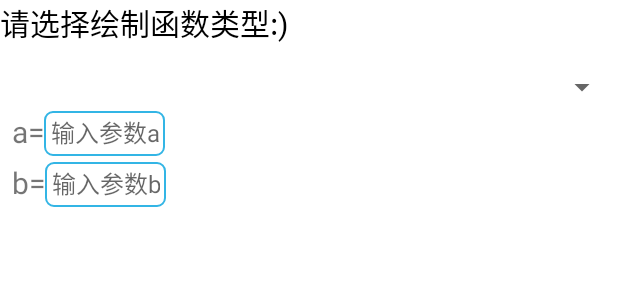
After one commit to quincytann/PlaneGeometrySketchpad, an Android app: the layout input_function_dialog_layout.xml on its own in the app's theme, with its tools: preview values and no code run, on a phone screen of 412 x 824 dp. The commit adds this screen. Shown: the top 300 px of the screen. Run offline under Robolectric (Android 15) with nearby library versions, the phone set to English and light mode, and no system bars.

Commit message:
完成自定义函数绘制功能

```diff
--- a/app/src/main/java/com/example/planegeometry/colorpicker/ColorPickerDialog.kt
+++ b/app/src/main/java/com/example/planegeometry/colorpicker/ColorPickerDialog.kt
@@ -203,7 +203,8 @@ class ColorPickerDialog(
      */
     init {
         Color.colorToHSV(defaultColor, mCurrentHSV)
-        val view: View = LayoutInflater.from(context).inflate(R.layout.color_picker_dialog, null)
+        val view: View =
+            LayoutInflater.from(context).inflate(R.layout.color_picker_dialog_layout, null)
         mViewHue = view.findViewById(R.id.img_hue)
         mViewPlate = view.findViewById<View>(R.id.color_plate) as ColorPlateView
         mHueCursor = view.findViewById<View>(R.id.hue_cursor) as ImageView
--- /dev/null
+++ b/app/src/main/java/com/example/planegeometry/funtionInput/FunctionInputData.kt
@@ -0,0 +1,3 @@
+package com.example.planegeometry.funtionInput
+
+data class FunctionInputData(val functionType: Int, val a: Float, val b: Float, val c: Float, val d: Float)
--- /dev/null
+++ b/app/src/main/java/com/example/planegeometry/funtionInput/OnFunctionInputListener.kt
@@ -0,0 +1,5 @@
+package com.example.planegeometry.funtionInput
+
+interface OnFunctionInputListener {
+    fun onFunctionParametersFixed(data: FunctionInputData?)
+}
--- a/app/src/main/java/com/example/planegeometry/views/BoardView.kt
+++ b/app/src/main/java/com/example/planegeometry/views/BoardView.kt
@@ -81,8 +81,6 @@ class BoardView @JvmOverloads constructor(
     private var circular: CircularType.Circular? = null
     private var linearType: LinearType? = null
     private var xPointsValues: Array<PointF?>
-    private val lines: MutableList<FunctionLine<*>> = ArrayList()
-    private val points: MutableList<SinglePoint> = ArrayList()
 
     private var axisPaintedList: MutableList<PaintData> = ArrayList()
 
@@ -253,7 +251,6 @@ class BoardView @JvmOverloads constructor(
                             val radius = sqrt((x - preX) * (x - preX) + (y - preY) * (y - preY))
                             path.addCircle(preX, preY, radius, Path.Direction.CW)
                             saveDrawPath(path, paint, mPaintedList)
-                            onFinishedDrawing()
                         }
                     }
                 }
@@ -402,6 +399,7 @@ class BoardView @JvmOverloads constructor(
                 "LogType" -> generateLogLines(a, b, c, d)
                 "CircularType" -> generateCircularLines(a, b, c, d, circular)
             }
+            onFinishedDrawing()
         }
     }
 
@@ -857,6 +855,7 @@ class BoardView @JvmOverloads constructor(
         mPaintedList.clear()
         mRevokedList.clear()
         axisPaintedList.clear()
+        showAxis = false
         canvas.drawColor(0, PorterDuff.Mode.CLEAR)
         clickTimes = 0
         pointCount = 0
--- /dev/null
+++ b/app/src/main/res/drawable/function_input_edit_text_bg.xml
@@ -0,0 +1,8 @@
+<?xml version="1.0" encoding="utf-8"?>
+<shape xmlns:android="http://schemas.android.com/apk/res/android"
+    android:shape="rectangle">
+    <corners android:radius="5dp" />
+    <stroke
+        android:width="1dp"
+        android:color="@android:color/holo_blue_light" />
+</shape>
--- /dev/null
+++ b/app/src/main/res/layout/input_function_dialog_layout.xml
@@ -0,0 +1,164 @@
+<?xml version="1.0" encoding="utf-8"?>
+<androidx.constraintlayout.widget.ConstraintLayout xmlns:android="http://schemas.android.com/apk/res/android"
+    android:layout_width="match_parent"
+    android:layout_height="match_parent"
+    xmlns:app="http://schemas.android.com/apk/res-auto">
+
+    <TextView
+        android:id="@+id/title"
+        app:layout_constraintTop_toTopOf="parent"
+        app:layout_constraintLeft_toLeftOf="parent"
+        android:text="@string/dialog_title_function_selector"
+        android:textColor="@color/black"
+        android:textSize="20sp"
+        android:layout_width="wrap_content"
+        android:layout_height="wrap_content"/>
+
+    <Spinner
+        android:id="@+id/spinner"
+        app:layout_constraintTop_toBottomOf="@id/title"
+        app:layout_constraintLeft_toLeftOf="parent"
+        android:layout_marginTop="16dp"
+        android:layout_width="match_parent"
+        android:layout_height="wrap_content">
+    </Spinner>
+
+    <LinearLayout
+        android:id="@+id/entry_a"
+        android:layout_width="wrap_content"
+        android:layout_height="wrap_content"
+        android:layout_marginTop="4dp"
+        app:layout_constraintTop_toBottomOf="@id/spinner"
+        app:layout_constraintLeft_toLeftOf="parent"
+        android:orientation="horizontal">
+
+        <TextView
+            android:id="@+id/tv_a"
+            android:text="a="
+            android:textSize="20sp"
+            android:layout_marginLeft="8dp"
+            android:layout_width="wrap_content"
+            android:layout_height="wrap_content"
+            android:layout_marginStart="8dp" />
+
+        <EditText
+            android:id="@+id/parameter_a"
+            app:layout_constraintTop_toBottomOf="@id/spinner"
+            app:layout_constraintLeft_toRightOf="@id/tv_a"
+            android:background="@drawable/function_input_edit_text_bg"
+            android:hint="输入参数a"
+            android:maxLines="1"
+            android:gravity="center"
+            android:padding="4dp"
+            android:textSize="16sp"
+            android:inputType="numberDecimal"
+            android:layout_width="wrap_content"
+            android:layout_height="30dp"/>
+
+    </LinearLayout>
+
+    <LinearLayout
+        android:id="@+id/entry_b"
+        android:layout_width="wrap_content"
+        android:layout_height="wrap_content"
+        android:layout_marginTop="4dp"
+        app:layout_constraintTop_toBottomOf="@id/entry_a"
+        app:layout_constraintLeft_toLeftOf="parent"
+        android:orientation="horizontal">
+
+        <TextView
+            android:id="@+id/tv_b"
+            android:text="b="
+            android:textSize="20sp"
+            android:layout_marginLeft="8dp"
+            android:layout_width="wrap_content"
+            android:layout_height="wrap_content"
+            android:layout_marginStart="8dp" />
+
+        <EditText
+            android:id="@+id/parameter_b"
+            app:layout_constraintTop_toBottomOf="@id/spinner"
+            app:layout_constraintLeft_toRightOf="@id/tv_a"
+            android:background="@drawable/function_input_edit_text_bg"
+            android:hint="输入参数b"
+            android:maxLines="1"
+            android:gravity="center"
+            android:padding="4dp"
+            android:textSize="16sp"
+            android:inputType="numberDecimal"
+            android:layout_width="wrap_content"
+            android:layout_height="30dp"/>
+
+    </LinearLayout>
+
+    <LinearLayout
+        android:id="@+id/entry_c"
+        android:layout_width="wrap_content"
+        android:layout_height="wrap_content"
+        android:layout_marginTop="4dp"
+        app:layout_constraintTop_toBottomOf="@id/entry_b"
+        app:layout_constraintLeft_toLeftOf="parent"
+        android:orientation="horizontal"
+        android:visibility="gone">
+
+        <TextView
+            android:id="@+id/tv_c"
+            android:text="c="
+            android:textSize="20sp"
+            android:layout_marginLeft="8dp"
+            android:layout_width="wrap_content"
+            android:layout_height="wrap_content"
+            android:layout_marginStart="8dp" />
+
+        <EditText
+            android:id="@+id/parameter_c"
+            app:layout_constraintTop_toBottomOf="@id/spinner"
+            app:layout_constraintLeft_toRightOf="@id/tv_a"
+            android:background="@drawable/function_input_edit_text_bg"
+            android:hint="输入参数c"
+            android:maxLines="1"
+            android:gravity="center"
+            android:padding="4dp"
+            android:textSize="16sp"
+            android:inputType="numberDecimal"
+            android:layout_width="wrap_content"
+            android:layout_height="30dp"/>
+
+    </LinearLayout>
+
+    <LinearLayout
+        android:id="@+id/entry_d"
+        android:layout_width="wrap_content"
+        android:layout_height="wrap_content"
+        android:layout_marginTop="4dp"
+        app:layout_constraintTop_toBottomOf="@id/entry_c"
+        app:layout_constraintLeft_toLeftOf="parent"
+        android:orientation="horizontal"
+        android:visibility="gone">
+
+        <TextView
+            android:id="@+id/tv_d"
+            android:text="d="
+            android:textSize="20sp"
+            android:layout_marginLeft="8dp"
+            android:layout_width="wrap_content"
+            android:layout_height="wrap_content"
+            android:layout_marginStart="8dp" />
+
+        <EditText
+            android:id="@+id/parameter_d"
+            app:layout_constraintTop_toBottomOf="@id/spinner"
+            app:layout_constraintLeft_toRightOf="@id/tv_a"
+            android:background="@drawable/function_input_edit_text_bg"
+            android:hint="输入参数d"
+            android:maxLines="1"
+            android:gravity="center"
+            android:padding="4dp"
+            android:textSize="16sp"
+            android:inputType="numberDecimal"
+            android:layout_width="wrap_content"
+            android:layout_height="30dp"/>
+
+    </LinearLayout>
+
+</androidx.constraintlayout.widget.ConstraintLayout>
```
Also changed, not shown: app/src/main/java/com/example/planegeometry/MainActivity.kt (+21 -30 lines), app/src/main/java/com/example/planegeometry/coordinateaxischart/FuncUtils.kt (+64 -1 lines), app/src/main/java/com/example/planegeometry/funtionInput/FunctionInputDialog.kt (added, +150 -0 lines), app/src/main/res/values/strings.xml (+13 -0 lines), app/src/main/res/layout/color_picker_dialog_layout.xml (renamed from app/src/main/res/layout/color_picker_dialog.xml).
